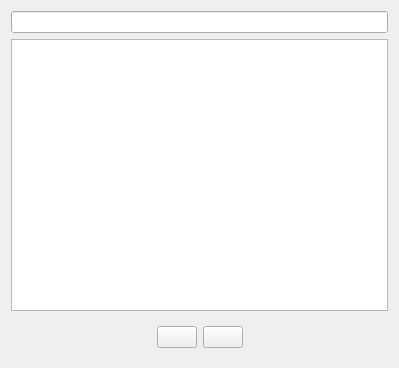
Old version of the form src/widgets/kregenericlistwidget.ui in the repository KDE/krecipes.
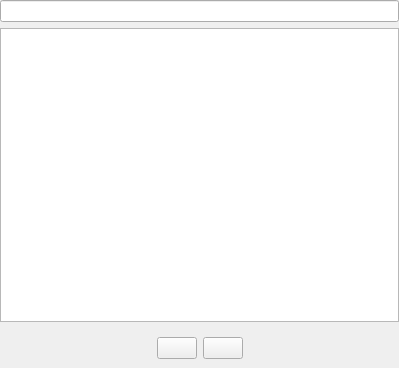
New version of the form. Custom widgets are drawn as their Qt base class.

Commit message:
Fix margin for KreGenericListWidget.
Thus, these kind of widgets doesn't look a bit ugly in the current categories
dialog and authors dialog.

```diff
--- a/src/widgets/kregenericlistwidget.ui
+++ b/src/widgets/kregenericlistwidget.ui
@@ -11,6 +11,9 @@
    </rect>
   </property>
   <layout class="QVBoxLayout" name="verticalLayout">
+   <property name="margin">
+    <number>0</number>
+   </property>
    <item>
     <widget class="KLineEdit" name="m_searchBox">
      <property name="showClearButton" stdset="0">
```
